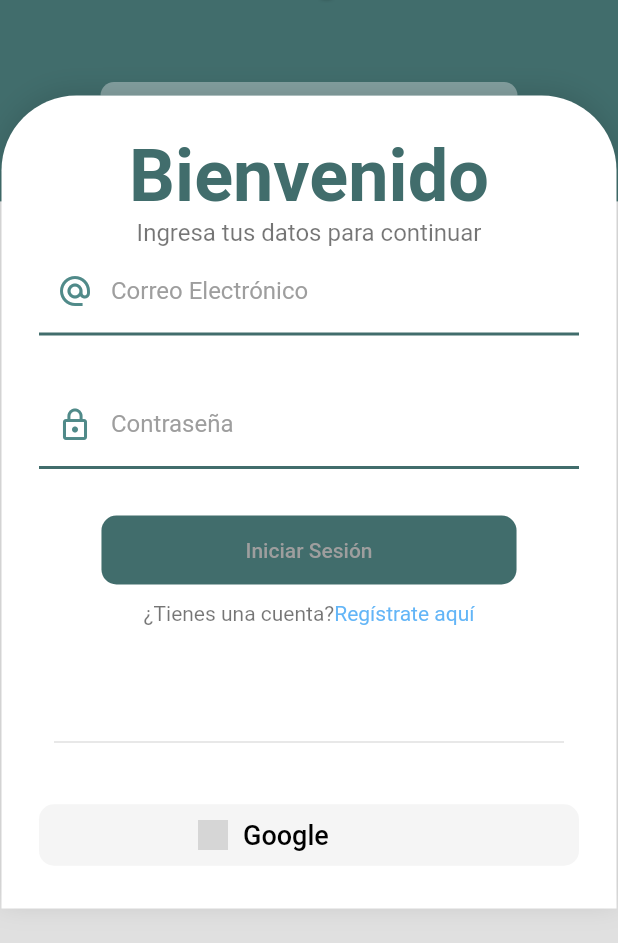
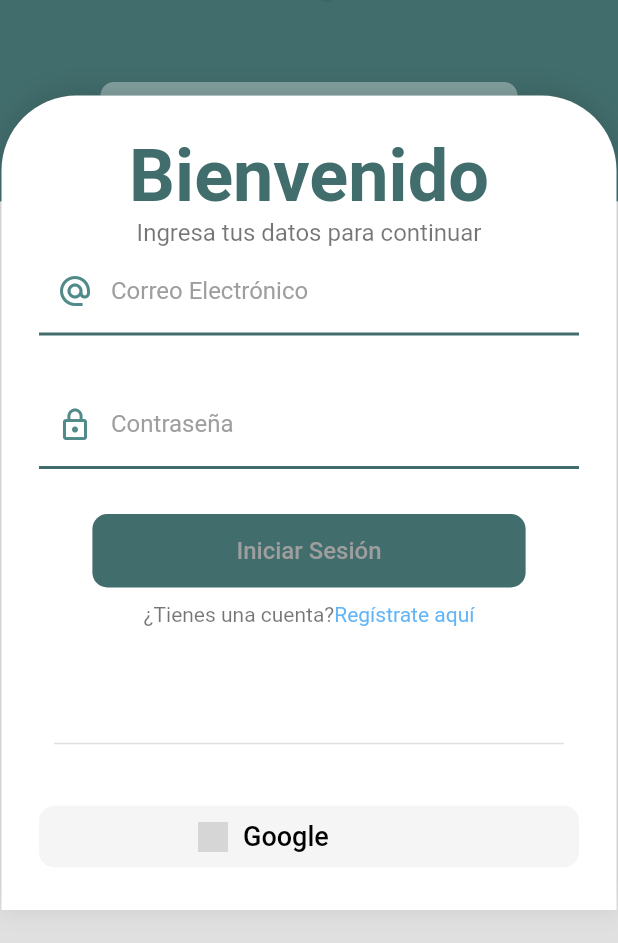
Before and after one commit to Chsebas98/cotopaxi_app, a Flutter app: the screen it shows after launch, on a phone screen of 412 x 824 dp, the part 293-1236 px from its top. Run offline on Flutter 3.47's test engine with Material 2 defaults, Android fonts, the phone set to English and light mode, and no system bars; our stand-ins replace flutter_spinkit, transparent_image; network calls fail; grey boxes are pictures that could not be loaded.

Commit message:
Login ATM end
Diseño en atomic design terminado para la pantalla de login, sigue registro

```diff
--- a/lib/atoms/atoms.dart
+++ b/lib/atoms/atoms.dart
@@ -1 +1,3 @@
+export 'package:cotopaxi_app/atoms/widgets/buttons/google_button.dart';
+export 'package:cotopaxi_app/atoms/widgets/buttons/login_register_button.dart';
 export 'package:cotopaxi_app/atoms/theme/theme.dart';
--- a/lib/atoms/theme/theme.dart
+++ b/lib/atoms/theme/theme.dart
@@ -6,9 +6,12 @@ class AppTheme {
     scaffoldBackgroundColor: Colors.grey[300],
   );
   //Definición de Colores
-  static const Color _whiteColor = Colors.grey;
+  static const Color whiteColor = Colors.grey;
   static const Color greenColor = Color.fromRGBO(65, 109, 108, 1);
   static const Color _textColor = Colors.black54;
+  static const Color lineColor = Colors.black12;
+  static const Color _googleTextColor = Colors.black;
+  static final Color _linkColor = Colors.blue.withOpacity(0.7);
 
   //Definición de estilos
   //LOGIN
@@ -18,15 +21,22 @@ class AppTheme {
       TextStyle(fontSize: 48, fontWeight: FontWeight.bold, color: greenColor);
   static const TextStyle loginSubtitle =
       TextStyle(fontSize: 16, color: _textColor);
+  static TextStyle linkTextStyle = TextStyle(
+    color: _linkColor,
+  );
+  static const TextStyle googleTextStyle =
+      TextStyle(color: _googleTextColor, fontSize: 18);
 
   //GENERALES
-  static const TextStyle textColor = TextStyle(
+  static const TextStyle textColorStyle = TextStyle(
     color: _textColor,
   );
+  static const TextStyle buttonTextColor =
+      TextStyle(color: whiteColor, fontSize: 16);
   /* static const TextStyle greenColor = TextStyle(
     color: _greenColor,
   ); */
-  static const TextStyle whiteColor = TextStyle(
-    color: _whiteColor,
+  static const TextStyle whiteColorStyle = TextStyle(
+    color: whiteColor,
   );
 }
--- /dev/null
+++ b/lib/atoms/widgets/buttons/google_button.dart
@@ -0,0 +1,41 @@
+import 'package:cotopaxi_app/atoms/atoms.dart' show AppTheme;
+import 'package:flutter/material.dart';
+
+class GoogleButton extends StatelessWidget {
+  const GoogleButton({
+    Key? key,
+  }) : super(key: key);
+
+  @override
+  Widget build(BuildContext context) {
+    return MaterialButton(
+      shape: RoundedRectangleBorder(
+        borderRadius: BorderRadius.circular(10.0),
+      ),
+      disabledColor: AppTheme.whiteColor,
+      elevation: 0,
+      color: Colors.grey.shade100,
+      child: Container(
+        padding: const EdgeInsets.symmetric(
+            horizontal: 90, vertical: 10), // Ajusta el tamaño del padding
+        child: Row(
+          children: const [
+            Image(
+              width: 20, // Ajusta el tamaño de la imagen
+              height: 20,
+              image: NetworkImage(
+                  "https://img.freepik.com/iconos-gratis/buscar_318-265146.jpg"),
+            ),
+            SizedBox(width: 10), // Ajusta el espacio entre la imagen y el texto
+            Text("Google",
+                style: AppTheme.googleTextStyle), // Ajusta el tamaño del texto
+          ],
+        ),
+      ),
+      //TODO:Cambiar por inicio con Google
+      onPressed: () {
+        Navigator.pushNamed(context, "info_page");
+      },
+    );
+  }
+}
--- /dev/null
+++ b/lib/atoms/widgets/buttons/login_register_button.dart
@@ -0,0 +1,24 @@
+import 'package:cotopaxi_app/atoms/atoms.dart';
+import 'package:flutter/material.dart';
+
+class StartButton extends StatelessWidget {
+  const StartButton({Key? key, required this.title}) : super(key: key);
+  final String title;
+  @override
+  Widget build(BuildContext context) {
+    return MaterialButton(
+        shape:
+            RoundedRectangleBorder(borderRadius: BorderRadius.circular(10.0)),
+        disabledColor: Colors.grey,
+        elevation: 0,
+        color: AppTheme.greenColor,
+        child: Container(
+          padding: const EdgeInsets.symmetric(horizontal: 80, vertical: 15),
+          child: Text(
+            title,
+            style: AppTheme.buttonTextColor,
+          ),
+        ),
+        onPressed: () {});
+  }
+}
--- a/lib/screens/login_screen.dart
+++ b/lib/screens/login_screen.dart
@@ -88,21 +88,9 @@ class _LoginForm extends StatelessWidget {
           const SizedBox(
             height: 30,
           ),
-          MaterialButton(
-              shape: RoundedRectangleBorder(
-                  borderRadius: BorderRadius.circular(10.0)),
-              disabledColor: Colors.grey,
-              elevation: 0,
-              color: AppTheme.greenColor,
-              child: Container(
-                padding:
-                    const EdgeInsets.symmetric(horizontal: 80, vertical: 15),
-                child: const Text(
-                  "Iniciar Sesión",
-                  style: AppTheme.whiteColor,
-                ),
-              ),
-              onPressed: () {}),
+          const StartButton(
+            title: "Iniciar Sesión",
+          ),
           const SizedBox(
             height: 10,
           ),
@@ -112,14 +100,9 @@ class _LoginForm extends StatelessWidget {
               children: [
                 const Text(
                   "¿Tienes una cuenta?",
-                  style: TextStyle(color: Colors.black54),
+                  style: AppTheme.textColorStyle,
                 ),
-                Text(
-                  "Regístrate aquí",
-                  style: TextStyle(
-                    color: Colors.blue.withOpacity(0.7),
-                  ),
-                ),
+                Text("Regístrate aquí", style: AppTheme.linkTextStyle),
               ],
             ),
             onTap: () {
@@ -130,7 +113,7 @@ class _LoginForm extends StatelessWidget {
             height: 70,
           ),
           const Divider(
-            color: Colors.black12, // Cambia el color de la línea
+            color: AppTheme.lineColor, // Cambia el color de la línea
             thickness: 1.0, // Cambia el grosor de la línea
             indent: 10.0, // Ajusta la sangría izquierda de la línea
             endIndent: 10.0, // Ajusta la sangría derecha de la línea
@@ -139,41 +122,7 @@ class _LoginForm extends StatelessWidget {
             height: 30,
           ),
           /* Icono GOOGLE */
-          MaterialButton(
-            shape: RoundedRectangleBorder(
-              borderRadius: BorderRadius.circular(10.0),
-            ),
-            disabledColor: Colors.grey,
-            elevation: 0,
-            color: Colors.grey.shade100,
-            child: Container(
-              padding: const EdgeInsets.symmetric(
-                  horizontal: 90, vertical: 10), // Ajusta el tamaño del padding
-              child: Row(
-                children: const [
-                  Image(
-                    width: 20, // Ajusta el tamaño de la imagen
-                    height: 20,
-                    image: NetworkImage(
-                        "https://img.freepik.com/iconos-gratis/buscar_318-265146.jpg"),
-                  ),
-                  SizedBox(
-                      width:
-                          10), // Ajusta el espacio entre la imagen y el texto
-                  Text(
-                    "Google",
-                    style: TextStyle(
-                        color: Colors.black,
-                        fontSize: 18), // Ajusta el tamaño del texto
-                  ),
-                ],
-              ),
-            ),
-            //TODO:Cambiar por inicio con Google
-            onPressed: () {
-              Navigator.pushNamed(context, "info_page");
-            },
-          )
+          const GoogleButton()
         ],
       )),
     );
```
